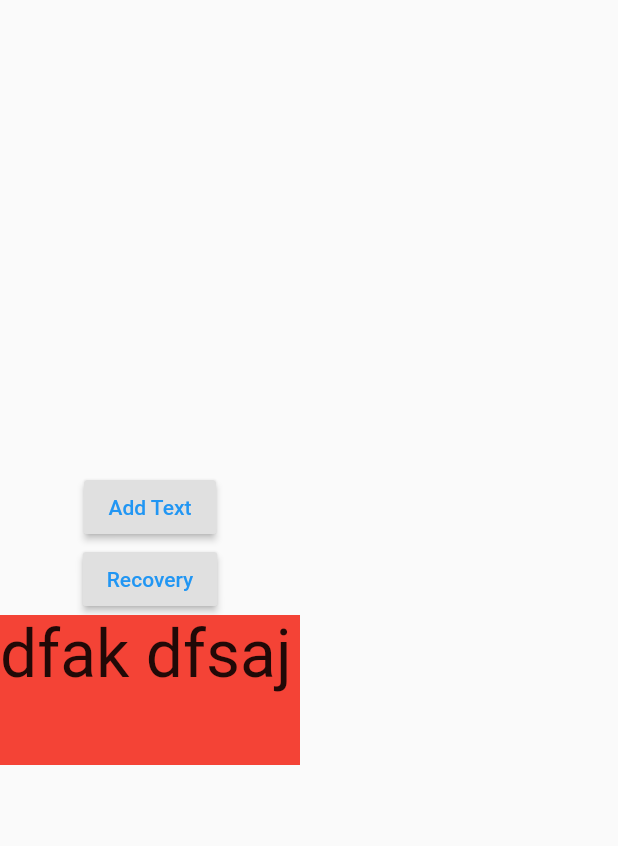
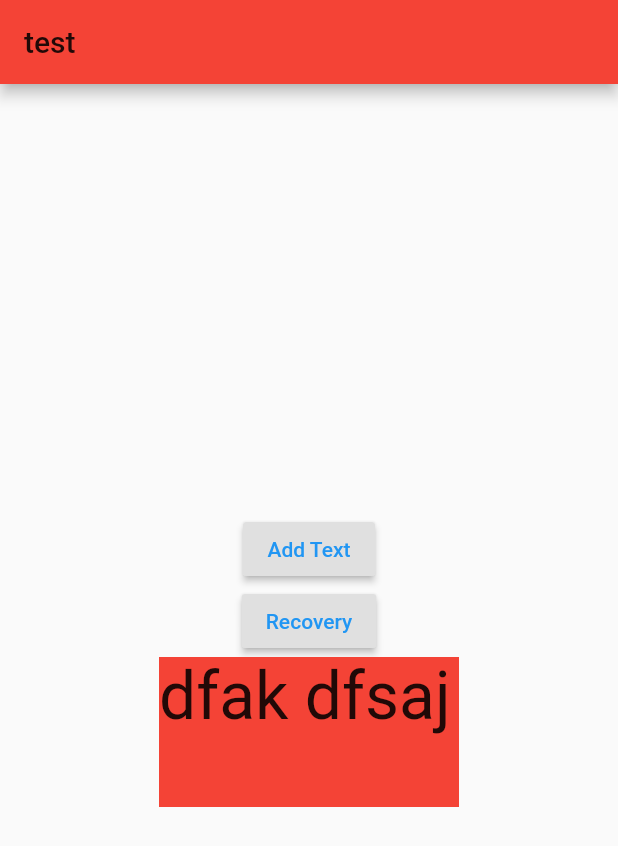
Before and after one commit to qqzhao/flutterDemos, a Flutter app: the FitBoxPage screen opened directly, on a phone screen of 412 x 824 dp. Shown: the top 846 px of the screen. Run offline on Flutter 3.47's test engine with Material 2 defaults, Android fonts, the phone set to English and light mode, and no system bars; our stand-ins replace connectivity, device_info; missing offline and left inert: mutex, objectdb; Roboto replaces fonts that are missing (PingFang SC).

Commit message:
update fixbox

```diff
--- a/examples/hello/lib/config/router_config.dart
+++ b/examples/hello/lib/config/router_config.dart
@@ -6,9 +6,9 @@ import 'package:hello/home/animation/animation5.dart';
 import 'package:hello/home/animation/animation6.dart';
 import 'package:hello/home/animation/animation7.dart';
 
-import 'package:hello/home/base/caculate_size.dart';
-import 'package:hello/home/base/fitBox.dart';
-import 'package:hello/home/base/fittedBox.dart';
+import 'package:hello/home/base/fitText/caculate_size.dart';
+import 'package:hello/home/base/fitText/fitBox.dart';
+import 'package:hello/home/base/fitText/fittedBox.dart';
 import 'package:hello/home/base/fractionally_sized_box.dart';
 import 'package:hello/home/base/future_builder.dart';
 import 'package:hello/home/base/future_test_page.dart';
@@ -44,11 +44,11 @@ List<dynamic> _globalRouters = [
     MyRouter(name: 'FractionallySizedBox', routeName: '/base/fractional_sizebox', widget: new FractionallBoxPage()),
     MyRouter(name: 'ImageCenterSlicePage', routeName: '/base/imagecenter_slice', widget: new ImageCenterSlicePage()),
     MyRouter(name: 'ObjectdbTestPage', routeName: '/base/objectpage', widget: new ObjectdbTestPage()),
-    MyRouter(name: 'CaculatePage', routeName: '/base/caculate_page', widget: new CaculatePage()), //
-    MyRouter(name: 'FitBoxPage', routeName: '/base/objectpage', widget: new FitBoxPage()),
+    MyRouter(name: 'fixText/CaculatePage', routeName: '/base/fixText/caculate_page', widget: new CaculatePage()),
+    MyRouter(name: 'fixText/FitBoxPage', routeName: '/base/fixText/objectpage', widget: new FitBoxPage()),
+    MyRouter(name: 'fixText/FittedBoxPage', routeName: '/base/fixText/objectpage', widget: new FittedBoxPage()),
     MyRouter(name: 'TickerTestPage', routeName: '/base/tickerpage', widget: new TickerTestPage()),
     MyRouter(name: 'FutureTestPage', routeName: '/base/futureTest', widget: new FutureTestPage()),
-    MyRouter(name: 'FittedBoxPage', routeName: '/base/objectpage', widget: new FittedBoxPage()),
     MyRouter(name: 'MixinTestPage', routeName: '/base/mixinpage', widget: new MixinTestPage()),
     MyRouter(name: 'MutexTestPage', routeName: '/base/mutexpage', widget: new MutexTestPage()),
     MyRouter(name: 'Rotate', routeName: '/base/rotat1', widget: new TestRotatePage()),
@@ -80,4 +80,4 @@ List<dynamic> _globalRouters = [
   MyRouterList(name: 'others', lists: []),
 ];
 
-var globalRouters = new MyRouterList(lists: _globalRouters, name: 'flutter demos');
+var globalRouters = new MyRouterList(lists: _globalRouters, name: 'flutter测试'); //表示
--- a/examples/hello/lib/home/base/fitBox.dart
+++ b/examples/hello/lib/home/base/fitText/fitBox.dart
@@ -1,5 +1,3 @@
-
-
 import 'package:flutter/material.dart';
 import 'package:flutter/widgets.dart';
 import 'package:hello/utils/TextSizeCal.dart';
@@ -10,7 +8,6 @@ class FitBoxPage extends StatefulWidget {
 }
 
 class _ContainerWidgetState extends State<FitBoxPage> {
-
   String text = 'dfak dfsaj';
   @override
   Widget build(BuildContext context) {
@@ -60,68 +57,59 @@ class _ContainerWidgetState extends State<FitBoxPage> {
       ],
     );
 
-    return container;
+    return new Scaffold(
+      appBar: new AppBar(
+        title: new Text('test'),
+      ),
+      body: Center(
+        child: container,
+      ),
+    );
   }
 }
 
-
 /////////////////////////////////////////////////////////////////////////////////////
 class MyFlex extends StatefulWidget {
+  final num width;
+  final num height;
+  final String showText;
 
-  num width;
-  num height;
-  String showText = '';
-
-  _MyFlexState state;
-  MyFlex({this.width, this.height, this.showText}): super();
+  MyFlex({this.width, this.height, this.showText = ''});
 
   @override
-  _MyFlexState createState() {
-    state =  _MyFlexState();
-    return state;
-  }
+  _MyFlexState createState() => _MyFlexState();
 }
 
 class _MyFlexState extends State<MyFlex> {
-
   num myFontSize;
-  num myOpicity; //control the hide or show
-  final num initialOpicity = 0.0;
-
+  num myOpacity; //control the hide or show
+  final num initialOpacity = 0.0;
 
   NotificationListener listener;
 
   @override
   void initState() {
     super.initState();
-    myOpicity = initialOpicity;
+    myOpacity = initialOpacity;
     myFontSize = 20.0;
-    _caculateAndSetFontSize();
-//    listener = new NotificationListener(child: widget, onNotification: _onNotifycation,);
+    _calculateAndSetFontSize();
   }
-  _caculateAndSetFontSize() async {
+
+  void _calculateAndSetFontSize() async {
     double retFontSize = await TextSize.caculateFontSize(new Size(widget.width, widget.height), widget.showText);
     if (retFontSize != myFontSize) {
       setState(() {
         myFontSize = retFontSize;
-        myOpicity = 1.0;
+        myOpacity = 1.0;
       });
     }
-  }
-
-  bool _onNotifycation<Notification>(Notification notify) {
-    print("notify = $notify");
-    if (notify is! OverscrollNotification) {
-      return true;
-    }
-    return true;
   }
 
   @override
   void didUpdateWidget(MyFlex oldWidget) {
     print("didUpdateWidget");
     if (oldWidget.showText != widget.showText) {
-      _caculateAndSetFontSize();
+      _calculateAndSetFontSize();
     }
     super.didUpdateWidget(oldWidget);
   }
@@ -129,18 +117,12 @@ class _MyFlexState extends State<MyFlex> {
   @override
   Widget build(BuildContext context) {
     print("build next");
-//    myOpicity = initialOpicity;
     Widget container = new Container(
-      child: new NotificationListener(
-        onNotification: _onNotifycation,
       child: new Text(
         '${widget.showText}',
         textDirection: TextDirection.ltr,
-          style: new TextStyle(
-              fontSize: myFontSize
+        style: new TextStyle(fontSize: myFontSize),
       ),
-        ),
-      )
     );
 
     return Opacity(
--- a/examples/hello/lib/main.dart
+++ b/examples/hello/lib/main.dart
@@ -35,7 +35,7 @@ class MyApp extends StatelessWidget {
     Brightness curBright = Brightness.light;
 
     return new MaterialApp(
-      title: 'Flutter Demo',
+      title: 'Flutter demo1',
       navigatorObservers: <NavigatorObserver>[new CustomNavObserver()],
       theme: new ThemeData(
 //        primarySwatch: Colors.blue,
@@ -47,6 +47,7 @@ class MyApp extends StatelessWidget {
         brightness: curBright,
         primaryColorBrightness: curBright,
         accentColorBrightness: curBright,
+        fontFamily: 'PingFang SC',
       ),
       home: new RouterPage(
         routerList: globalRouters,
```
Also changed, not shown: examples/hello/lib/home/base/fitText/caculate_size.dart (renamed from examples/hello/lib/home/base/caculate_size.dart, +15 -15 lines), examples/hello/lib/home/base/fitText/fittedBox.dart (added, +81 -0 lines), examples/hello/lib/home/base/fittedBox.dart (deleted, +0 -71 lines). Lines whose indentation alone changed are shown as unchanged.
